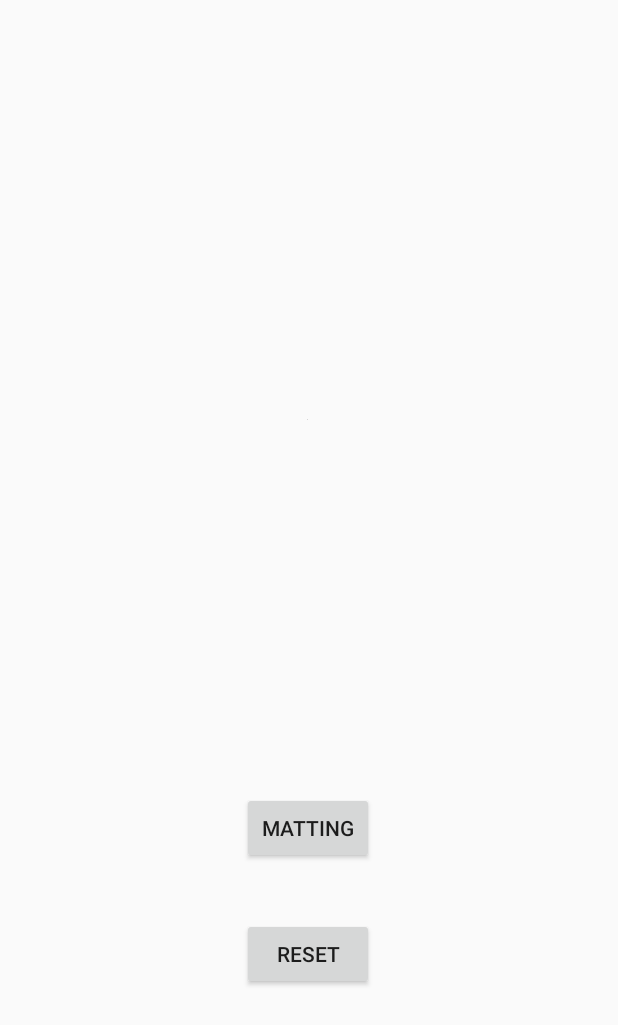
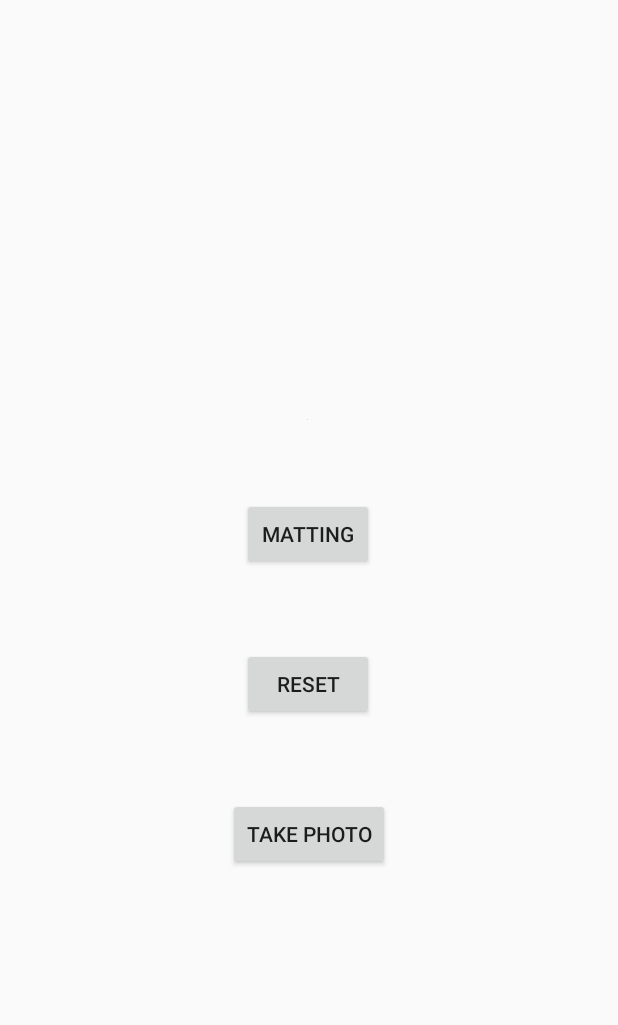
Before and after one commit to moiling/PortraitMatting-Android, an Android app: the layout activity_main.xml on its own in the app's theme, with its tools: preview values and no code run, on a phone screen of 412 x 824 dp. Shown: the top 1025 px of the screen. Run offline under Robolectric (Android 15) with nearby library versions, the phone set to English and light mode, and no system bars.

Commit message:
photo matting init.

```diff
--- a/app/src/main/java/com/moinut/portraitmatting/Const.kt
+++ b/app/src/main/java/com/moinut/portraitmatting/Const.kt
@@ -2,4 +2,5 @@ package com.moinut.portraitmatting
 
 object Const {
     const val NETWORK_IMAGE_SIZE = 480
+    const val IMAGE_MAX_SIZE = 600
 }
--- a/app/src/main/res/layout/activity_main.xml
+++ b/app/src/main/res/layout/activity_main.xml
@@ -10,8 +10,8 @@
         android:id="@+id/buttonMatting"
         android:layout_width="wrap_content"
         android:layout_height="wrap_content"
+        android:layout_marginTop="52dp"
         android:text="@string/matting"
-        app:layout_constraintBottom_toBottomOf="parent"
         app:layout_constraintEnd_toEndOf="parent"
         app:layout_constraintHorizontal_bias="0.498"
         app:layout_constraintStart_toStartOf="parent"
@@ -36,20 +36,31 @@
         android:layout_height="wrap_content"
         app:layout_constraintBottom_toBottomOf="parent"
         app:layout_constraintEnd_toEndOf="parent"
+        app:layout_constraintHorizontal_bias="0.498"
         app:layout_constraintStart_toStartOf="parent"
         app:layout_constraintTop_toTopOf="parent"
+        app:layout_constraintVertical_bias="0.36"
         tools:visibility="invisible" />
 
     <Button
         android:id="@+id/buttonReset"
         android:layout_width="wrap_content"
         android:layout_height="wrap_content"
-        android:text="reset"
-        app:layout_constraintBottom_toBottomOf="parent"
+        android:layout_marginTop="52dp"
+        android:text="@string/reset"
         app:layout_constraintEnd_toEndOf="parent"
         app:layout_constraintHorizontal_bias="0.498"
         app:layout_constraintStart_toStartOf="parent"
-        app:layout_constraintTop_toBottomOf="@+id/buttonMatting"
-        app:layout_constraintVertical_bias="0.181" />
+        app:layout_constraintTop_toBottomOf="@+id/buttonMatting" />
+
+    <Button
+        android:id="@+id/buttonPhoto"
+        android:layout_width="wrap_content"
+        android:layout_height="wrap_content"
+        android:layout_marginTop="52dp"
+        android:text="Take Photo"
+        app:layout_constraintEnd_toEndOf="parent"
+        app:layout_constraintStart_toStartOf="parent"
+        app:layout_constraintTop_toBottomOf="@+id/buttonReset" />
 
 </androidx.constraintlayout.widget.ConstraintLayout>
--- a/app/src/main/res/values/colors.xml
+++ b/app/src/main/res/values/colors.xml
@@ -1,6 +1,6 @@
 <?xml version="1.0" encoding="utf-8"?>
 <resources>
-    <color name="colorPrimary">#008577</color>
-    <color name="colorPrimaryDark">#00574B</color>
-    <color name="colorAccent">#D81B60</color>
+    <color name="colorPrimary">#FFC107</color>
+    <color name="colorPrimaryDark">#FF9800</color>
+    <color name="colorAccent">#2196F3</color>
 </resources>
--- a/app/src/main/res/values/strings.xml
+++ b/app/src/main/res/values/strings.xml
@@ -1,4 +1,5 @@
 <resources>
     <string name="app_name">PortraitMatting-Android</string>
     <string name="matting">Matting</string>
+    <string name="reset">reset</string>
 </resources>
--- a/app/src/main/res/values/styles.xml
+++ b/app/src/main/res/values/styles.xml
@@ -1,11 +1,20 @@
 <resources>
 
     <!-- Base application theme. -->
-    <style name="AppTheme" parent="Theme.AppCompat.Light.DarkActionBar">
+    <style name="AppTheme" parent="Theme.AppCompat.Light.NoActionBar">
         <!-- Customize your theme here. -->
         <item name="colorPrimary">@color/colorPrimary</item>
         <item name="colorPrimaryDark">@color/colorPrimaryDark</item>
         <item name="colorAccent">@color/colorAccent</item>
     </style>
 
+    <style name="AppThemeTranslucent" parent="AppTheme">
+        <item name="android:windowTranslucentStatus">false</item>
+        <item name="android:windowTranslucentNavigation">true</item>
+        <item name="android:statusBarColor">@android:color/transparent</item>
+    </style>
+
+    <style name="AppThemeTranslucentLightStatusBar" parent="AppThemeTranslucent">
+        <item name="android:windowLightStatusBar">true</item>
+    </style>
 </resources>
--- a/build.gradle
+++ b/build.gradle
@@ -3,6 +3,7 @@
 buildscript {
     ext.kotlin_version = '1.3.72'
     ext.anko_version = '0.10.8'
+    ext.camerax_version = "1.0.0-rc01"
     repositories {
         google()
         jcenter()
```
Also changed, not shown: app/build.gradle (+15 -0 lines), app/src/main/AndroidManifest.xml (+9 -2 lines), app/src/main/java/com/moinut/portraitmatting/CameraActivity.kt (added, +231 -0 lines), app/src/main/java/com/moinut/portraitmatting/MainActivity.kt (+41 -13 lines), app/src/main/java/com/moinut/portraitmatting/PhotoController.kt (added, +14 -0 lines), app/src/main/java/com/moinut/portraitmatting/Utils.kt (added, +91 -0 lines), app/src/main/res/layout/activity_camera.xml (added, +43 -0 lines).
